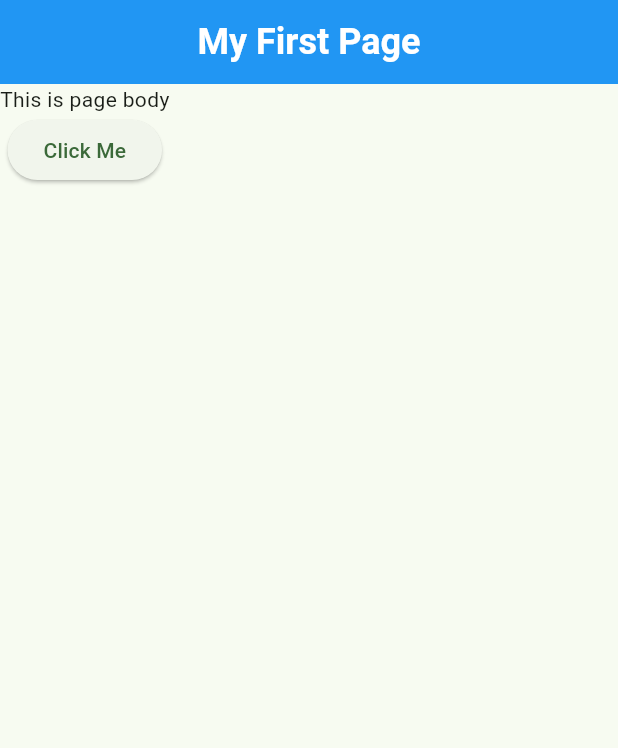
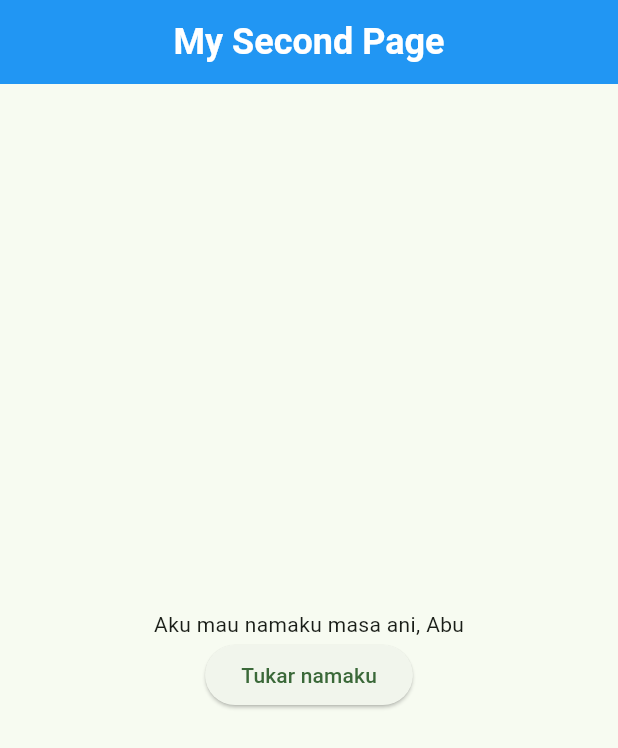
Before and after one commit to jailanihar/AD3307-MAD-DADT03, a Flutter app: the screen it shows after launch, on a phone screen of 412 x 824 dp. Shown: the top 748 px of the screen. Run offline on Flutter 3.47's test engine with Material 3 defaults, Android fonts, the phone set to English and light mode, and no system bars.

Commit message:
Code after first half of week03 slot02

```diff
--- a/week03/slot02/myfirstmobileapp/lib/main.dart
+++ b/week03/slot02/myfirstmobileapp/lib/main.dart
@@ -1,3 +1,5 @@
+import 'dart:math';
+
 import 'package:flutter/material.dart';
 
 void main() {
@@ -16,7 +18,8 @@ class MyApp extends StatelessWidget {
         colorScheme: ColorScheme.fromSeed(seedColor: Colors.green),
       ),
       // home: const MyHomePage(title: 'Flutter Demo Home Page Jailani'),
-      home: const MyFirstPage(),
+      // home: const MyFirstPage(),
+      home: const MySecondPage(),
     );
   }
 }
@@ -57,6 +60,57 @@ class MyFirstPage extends StatelessWidget {
     //     fontWeight: FontWeight.bold,
     //   ),
     // );
+  }
+}
+
+class MySecondPage extends StatefulWidget {
+  const MySecondPage({super.key});
+
+  @override
+  State<MySecondPage> createState() => _MySecondPageState();
+}
+
+class _MySecondPageState extends State<MySecondPage> {
+  final List<String> names = [
+    'Abu', 'Bakar', 'Curi', 'Daging', 'Emak', 'Fatimah', 'Geli', 'Hati'
+  ];
+
+  int selectedNameIndex = 0;
+
+  @override
+  Widget build(BuildContext context) {
+    return Scaffold(
+      appBar: AppBar(
+        title: const Text(
+          'My Second Page',
+          style: TextStyle(
+            color: Colors.white,
+            fontSize: 24,
+            fontWeight: FontWeight.bold,
+          ),
+        ),
+        centerTitle: true,
+        backgroundColor: Colors.blue,
+      ),
+      body: Center(
+        child: Column(
+          mainAxisAlignment: MainAxisAlignment.center,
+          children: [
+            Text(
+              'Aku mau namaku masa ani, ${names[selectedNameIndex]}'
+            ),
+            ElevatedButton(
+              onPressed: () {
+                setState(() {
+                  selectedNameIndex = Random().nextInt(names.length);
+                });
+              },
+              child: const Text('Tukar namaku'),
+            ),
+          ],
+        ),
+      ),
+    );
   }
 }
 
```
